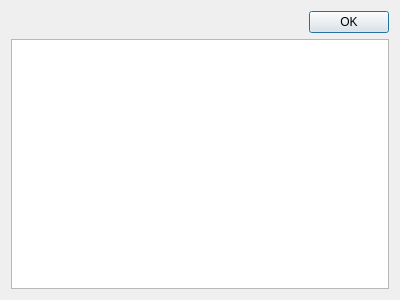
Old version of the form src/fileinfodialog.ui in the repository Ptr314/dsk_commander.
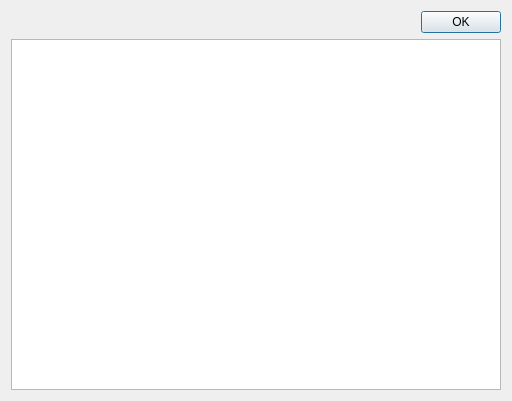
New version of the form.

What changed in the file:
```diff
--- a/src/fileinfodialog.ui
+++ b/src/fileinfodialog.ui
@@ -6,8 +6,8 @@
    <rect>
     <x>0</x>
     <y>0</y>
-    <width>400</width>
-    <height>300</height>
+    <width>512</width>
+    <height>401</height>
    </rect>
   </property>
   <property name="windowTitle">
```
